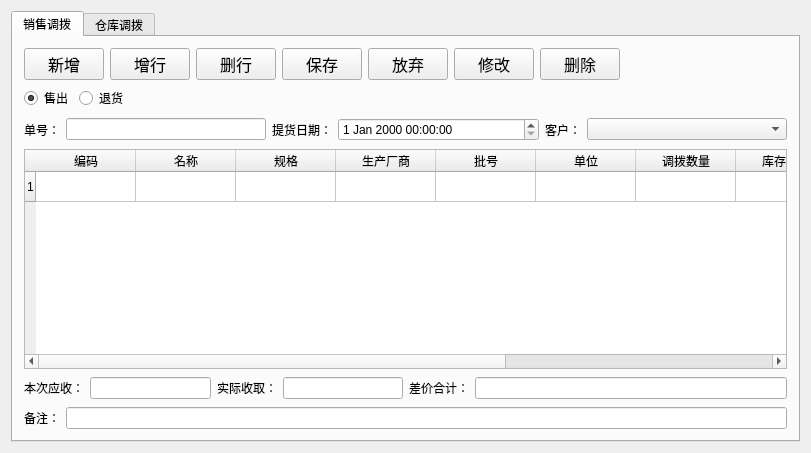
Qt form drugallot.ui (histest/his) before a commit.
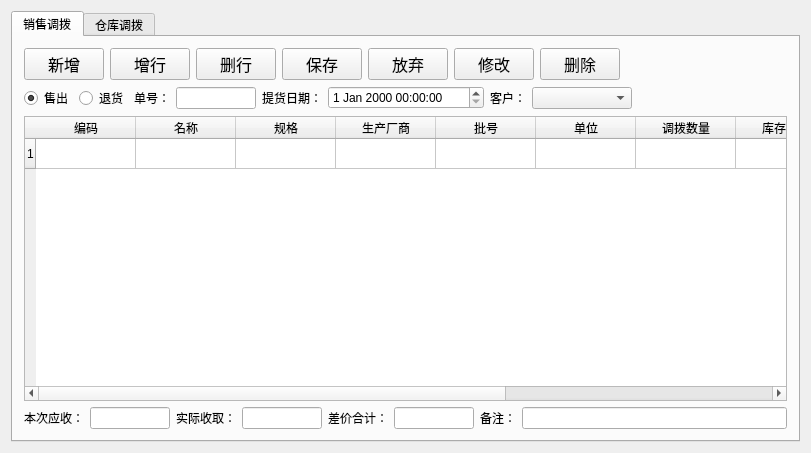
The same form after that commit.

```diff
--- a/drugallot.ui
+++ b/drugallot.ui
@@ -23,7 +23,7 @@
       <attribute name="title">
        <string>销售调拨</string>
       </attribute>
-      <layout class="QVBoxLayout" name="verticalLayout_3">
+      <layout class="QVBoxLayout" name="verticalLayout_2">
        <item>
         <layout class="QHBoxLayout" name="horizontalLayout_2">
          <item>
@@ -175,11 +175,6 @@
         </layout>
        </item>
        <item>
-        <layout class="QVBoxLayout" name="verticalLayout_2">
-         <property name="spacing">
-          <number>8</number>
-         </property>
-         <item>
           <layout class="QHBoxLayout" name="horizontalLayout_4">
            <item>
             <widget class="QRadioButton" name="radioButton_Sellout">
@@ -199,25 +194,6 @@
             </widget>
            </item>
            <item>
-            <spacer name="horizontalSpacer">
-             <property name="orientation">
-              <enum>Qt::Horizontal</enum>
-             </property>
-             <property name="sizeHint" stdset="0">
-              <size>
-               <width>40</width>
-               <height>20</height>
-              </size>
-             </property>
-            </spacer>
-           </item>
-          </layout>
-         </item>
-         <item>
-          <layout class="QHBoxLayout" name="horizontalLayout_15">
-           <item>
-            <layout class="QHBoxLayout" name="horizontalLayout_10">
-             <item>
               <widget class="QLabel" name="label">
                <property name="text">
                 <string>单号：</string>
@@ -225,7 +201,14 @@
               </widget>
              </item>
              <item>
-              <widget class="QLineEdit" name="lineEdit_SaleNo"/>
+          <widget class="QLineEdit" name="lineEdit_SaleNo">
+           <property name="maximumSize">
+            <size>
+             <width>80</width>
+             <height>16777215</height>
+            </size>
+           </property>
+          </widget>
              </item>
              <item>
               <widget class="QLabel" name="label_5">
@@ -242,6 +225,12 @@
                  <verstretch>0</verstretch>
                 </sizepolicy>
                </property>
+           <property name="maximumSize">
+            <size>
+             <width>180</width>
+             <height>16777215</height>
+            </size>
+           </property>
               </widget>
              </item>
              <item>
@@ -259,9 +248,26 @@
                  <verstretch>0</verstretch>
                 </sizepolicy>
                </property>
-              </widget>
-             </item>
-            </layout>
+           <property name="maximumSize">
+            <size>
+             <width>100</width>
+             <height>16777215</height>
+            </size>
+           </property>
+          </widget>
+         </item>
+         <item>
+          <spacer name="horizontalSpacer">
+           <property name="orientation">
+            <enum>Qt::Horizontal</enum>
+           </property>
+           <property name="sizeHint" stdset="0">
+            <size>
+             <width>40</width>
+             <height>20</height>
+            </size>
+           </property>
+          </spacer>
            </item>
           </layout>
          </item>
@@ -344,9 +350,7 @@
           </widget>
          </item>
          <item>
-          <layout class="QHBoxLayout" name="horizontalLayout_21">
-           <item>
-            <layout class="QHBoxLayout" name="horizontalLayout_22">
+        <layout class="QHBoxLayout" name="horizontalLayout_3">
              <item>
               <widget class="QLabel" name="label_14">
                <property name="text">
@@ -362,6 +366,12 @@
                  <verstretch>0</verstretch>
                 </sizepolicy>
                </property>
+           <property name="maximumSize">
+            <size>
+             <width>80</width>
+             <height>16777215</height>
+            </size>
+           </property>
               </widget>
              </item>
              <item>
@@ -379,15 +389,17 @@
                  <verstretch>0</verstretch>
                 </sizepolicy>
                </property>
+           <property name="maximumSize">
+            <size>
+             <width>80</width>
+             <height>16777215</height>
+            </size>
+           </property>
                <property name="text">
                 <string/>
                </property>
               </widget>
              </item>
-            </layout>
-           </item>
-           <item>
-            <layout class="QHBoxLayout" name="horizontalLayout_24">
              <item>
               <widget class="QLabel" name="label_17">
                <property name="text">
@@ -396,16 +408,15 @@
               </widget>
              </item>
              <item>
-              <widget class="QLineEdit" name="lineEdit_Debt"/>
-             </item>
-            </layout>
-           </item>
-          </layout>
-         </item>
-         <item>
-          <layout class="QHBoxLayout" name="horizontalLayout_23">
-           <item>
-            <layout class="QHBoxLayout" name="horizontalLayout_25">
+          <widget class="QLineEdit" name="lineEdit_Debt">
+           <property name="maximumSize">
+            <size>
+             <width>80</width>
+             <height>16777215</height>
+            </size>
+           </property>
+          </widget>
+         </item>
              <item>
               <widget class="QLabel" name="label_16">
                <property name="text">
@@ -419,16 +430,12 @@
             </layout>
            </item>
           </layout>
-         </item>
-        </layout>
-       </item>
-      </layout>
      </widget>
      <widget class="QWidget" name="tab_2">
       <attribute name="title">
        <string>仓库调拨</string>
       </attribute>
-      <layout class="QVBoxLayout" name="verticalLayout_4">
+      <layout class="QVBoxLayout" name="verticalLayout_3">
        <item>
         <layout class="QHBoxLayout" name="horizontalLayout">
          <item>
```
Left out of the diff: 68 changed lines with no effect on the pictures. Lines whose indentation alone changed are shown as unchanged.
